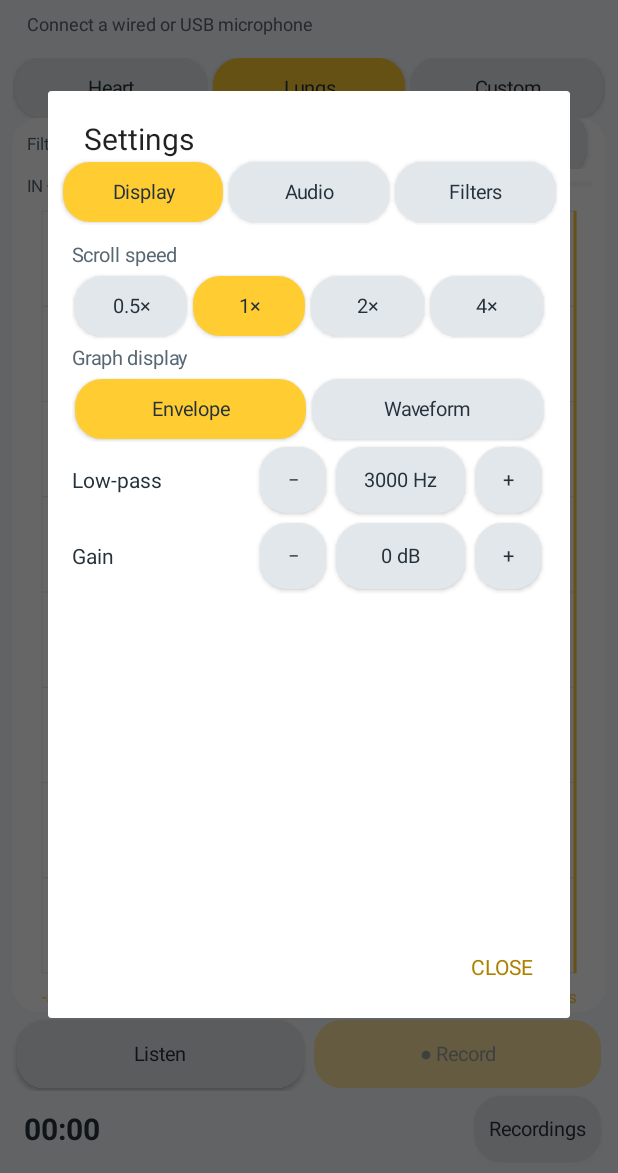
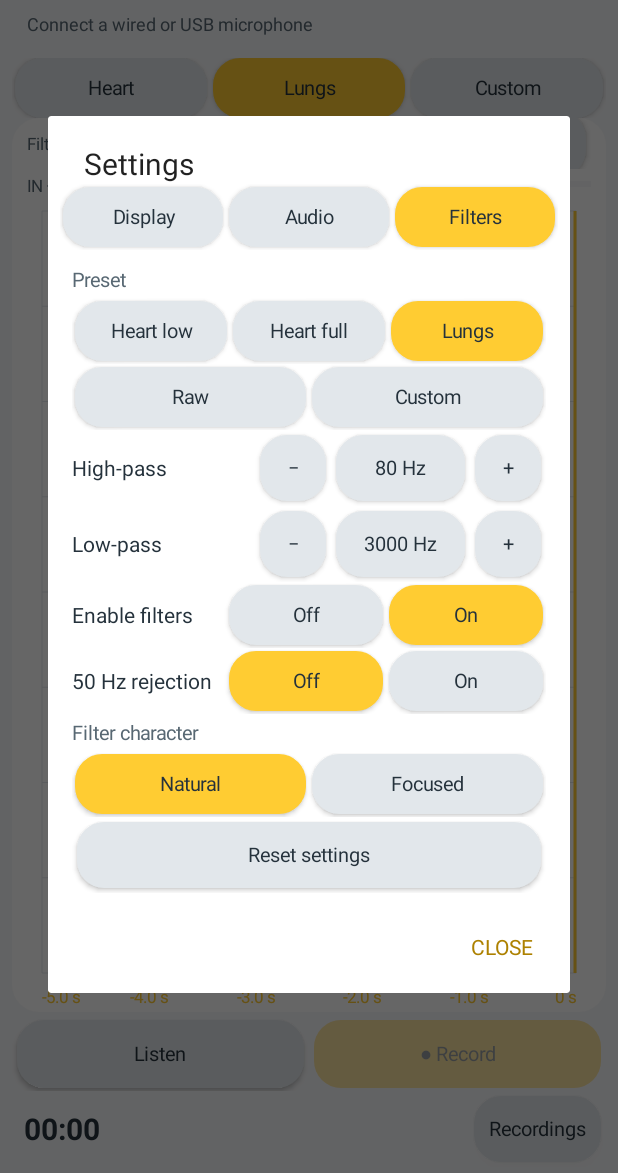
Before and after one commit to Orbivia/AcCorps, an Android app: the screen it shows after launch (MainActivity), after a tap on "Custom", on a phone screen of 412 x 824 dp, the part 63-1236 px from its top. Run offline under Robolectric (Android 15) with nearby library versions, the phone set to English and light mode, and no system bars; 12 statements that could not run were skipped; 2 other taps on this screen came first.

Commit message:
Organize Audio pitch and gain controls, filters and compact modal sizing

```diff
--- a/app/src/main/java/fr/orbivia/accorps/MainActivity.java
+++ b/app/src/main/java/fr/orbivia/accorps/MainActivity.java
@@ -77,7 +77,7 @@ public final class MainActivity extends Activity {
   };
   quickModes[0].setOnClickListener(v->quickPreset(false));
   quickModes[1].setOnClickListener(v->quickPreset(true));
-  quickModes[2].setOnClickListener(v->settings());
+  quickModes[2].setOnClickListener(v->settings(2));
   refreshQuickModes();
   LinearLayout chart=column();chart.setBackground(shape(surface));chart.setPadding(dp(10),0,dp(10),0);scopePanel.addView(chart,new LinearLayout.LayoutParams(-1,0,1));
   LinearLayout chartHeader=new LinearLayout(this);chartHeader.setGravity(Gravity.CENTER_VERTICAL);chart.addView(chartHeader,new LinearLayout.LayoutParams(-1,dp(34)));
@@ -152,24 +152,30 @@ public final class MainActivity extends Activity {
   levelInfo.setText(clipped?s(R.string.input_clipped):limited?s(R.string.output_limited):s(R.string.input_db,db));
   levelInfo.setTextColor(clipped||limited?0xFFE65A53:muted);
  }
- private void settings(){
+ private void settings(){settings(0);}
+ private void settings(int initialTab){
   LinearLayout container=column();
   LinearLayout tabs=new LinearLayout(this);tabs.setPadding(dp(8),0,dp(8),dp(3));container.addView(tabs);
   LinearLayout panel=column();panel.setPadding(dp(16),dp(4),dp(16),dp(8));
   LinearLayout displayPanel=column(),audioPanel=column(),filtersPanel=column();
   panel.addView(displayPanel);panel.addView(audioPanel);panel.addView(filtersPanel);
   ScrollView scroller=new ScrollView(this);scroller.setVerticalScrollBarEnabled(false);scroller.addView(panel);
-  container.addView(scroller,new LinearLayout.LayoutParams(-1,Math.min(dp(460),getResources().getDisplayMetrics().heightPixels-dp(220))));
+  int availableHeight=Math.max(dp(160),getResources().getDisplayMetrics().heightPixels-dp(220));
+   int[] panelHeights={dp(174),dp(394),dp(430)};
+   container.addView(scroller,new LinearLayout.LayoutParams(-1,Math.min(panelHeights[initialTab],availableHeight)));
   Button[] sectionButtons=new Button[3];
   int[] sectionLabels={R.string.section_display,R.string.section_audio,R.string.section_filters};
-  for(int i=0;i<3;i++){final int index=i;sectionButtons[i]=choice(s(sectionLabels[i]),tabs,i==0);sectionButtons[i].setOnClickListener(v->{
+  for(int i=0;i<3;i++){final int index=i;sectionButtons[i]=choice(s(sectionLabels[i]),tabs,i==initialTab);sectionButtons[i].setOnClickListener(v->{
    displayPanel.setVisibility(index==0?View.VISIBLE:View.GONE);
    audioPanel.setVisibility(index==1?View.VISIBLE:View.GONE);
    filtersPanel.setVisibility(index==2?View.VISIBLE:View.GONE);
    for(int j=0;j<3;j++)selected(sectionButtons[j],j==index);
-   scroller.scrollTo(0,0);
+   scroller.setLayoutParams(new LinearLayout.LayoutParams(-1,Math.min(panelHeights[index],availableHeight)));
+    scroller.scrollTo(0,0);
   });}
-  audioPanel.setVisibility(View.GONE);filtersPanel.setVisibility(View.GONE);
+    displayPanel.setVisibility(initialTab==0?View.VISIBLE:View.GONE);
+   audioPanel.setVisibility(initialTab==1?View.VISIBLE:View.GONE);
+   filtersPanel.setVisibility(initialTab==2?View.VISIBLE:View.GONE);
   AlertDialog dialog=new AlertDialog.Builder(this).setTitle(R.string.scope_settings).setView(container).setPositiveButton(R.string.close,null).create();
   displayPanel.addView(text(s(R.string.scroll_speed),13,muted));LinearLayout speeds=new LinearLayout(this);displayPanel.addView(speeds);Button[] speedButtons=new Button[4];double[] choices={.5,1,2,4};
   for(int i=0;i<4;i++){final double value=choices[i];speedButtons[i]=choice(formatSpeed(value)+"×",speeds,scrollSpeed==value);speedButtons[i].setOnClickListener(v->{scrollSpeed=value;scope.setSpeed(value);persistSettings();for(int j=0;j<4;j++)selected(speedButtons[j],choices[j]==scrollSpeed);});}
@@ -177,6 +183,27 @@ public final class MainActivity extends Activity {
   Button envelopeButton=choice(s(R.string.envelope),graphModes,envelopeDisplay),waveformButton=choice(s(R.string.waveform),graphModes,!envelopeDisplay);
   envelopeButton.setOnClickListener(v->{envelopeDisplay=true;scope.setEnvelopeMode(true);selected(envelopeButton,true);selected(waveformButton,false);persistSettings();});
   waveformButton.setOnClickListener(v->{envelopeDisplay=false;scope.setEnvelopeMode(false);selected(envelopeButton,false);selected(waveformButton,true);persistSettings();});
+   LinearLayout pitchRow=settingRow(audioPanel,s(R.string.pitch_shift));
+   Button pitchOff=choice(s(R.string.off),pitchRow,!engine.pitchEnabled),
+          pitchOn=choice(s(R.string.on),pitchRow,engine.pitchEnabled);
+   pitchOff.setOnClickListener(v->{engine.pitchEnabled=false;selected(pitchOff,true);selected(pitchOn,false);persistSettings();refreshCompare();});
+   pitchOn.setOnClickListener(v->{engine.pitchEnabled=true;selected(pitchOff,false);selected(pitchOn,true);persistSettings();refreshCompare();});
+   TextView pitchWarning=text(s(R.string.pitch_experimental),11,muted);
+   pitchWarning.setPadding(0,0,0,dp(8));audioPanel.addView(pitchWarning);
+   TextView[] pitchValues=new TextView[2];
+   Runnable refreshPitch=()->{
+    pitchValues[0].setText(String.format(Locale.ROOT,"×%.1f",engine.pitchFactor));
+    pitchValues[1].setText(engine.pitchMix+" %");persistSettings();refreshCompare();
+   };
+   stepper(audioPanel,R.string.pitch_factor,pitchValues,0,
+    ()->{engine.pitchFactor=Math.round(Math.max(1,engine.pitchFactor-.1)*10)/10.0;refreshPitch.run();},
+    ()->{engine.pitchFactor=Math.round(Math.min(5,engine.pitchFactor+.1)*10)/10.0;refreshPitch.run();},
+    ()->enterPitchValue(true,refreshPitch));
+   stepper(audioPanel,R.string.pitch_mix,pitchValues,1,
+    ()->{engine.pitchMix=Math.max(0,engine.pitchMix-10);refreshPitch.run();},
+    ()->{engine.pitchMix=Math.min(100,engine.pitchMix+10);refreshPitch.run();},
+    ()->enterPitchValue(false,refreshPitch));
+   refreshPitch.run();
   audioPanel.addView(text(s(R.string.audio_output),13,muted));LinearLayout outputs=new LinearLayout(this);audioPanel.addView(outputs);
   AudioChannels.Mode[] channelModes={AudioChannels.Mode.LEFT,AudioChannels.Mode.RIGHT,AudioChannels.Mode.STEREO};
   int[] channelLabels={R.string.left_only,R.string.right_only,R.string.stereo};Button[] outputButtons=new Button[3];
@@ -194,8 +221,8 @@ public final class MainActivity extends Activity {
   Runnable refresh=()->{Dsp.Settings d=engine.settings;values[0].setText(s(R.string.hz_value,(int)d.lowHz));values[1].setText(s(R.string.hz_value,(int)d.highHz));values[2].setText(s(R.string.db_value,(int)d.gainDb));persistSettings();};
   Runnable manual=()->{for(int j=0;j<5;j++)selected(presets[j],j==(!engine.settings.enabled?3:4));refresh.run();};
   stepper(filtersPanel,R.string.high_pass_short,values,0,()->adjust(0,-5,manual),()->adjust(0,5,manual),()->enterValue(0,manual));
-  stepper(panel,R.string.low_pass_short,values,1,()->adjust(1,-50,manual),()->adjust(1,50,manual),()->enterValue(1,manual));
-  stepper(panel,R.string.gain_short,values,2,()->adjust(2,-1,manual),()->adjust(2,1,manual),()->enterValue(2,manual));
+  stepper(filtersPanel,R.string.low_pass_short,values,1,()->adjust(1,-50,manual),()->adjust(1,50,manual),()->enterValue(1,manual));
+  stepper(audioPanel,R.string.gain_short,values,2,()->adjust(2,-1,manual),()->adjust(2,1,manual),()->enterValue(2,manual));
   LinearLayout enabledRow=settingRow(filtersPanel,s(R.string.filters_enabled));Button[] enabledButtons={choice(s(R.string.off),enabledRow,!engine.settings.enabled),choice(s(R.string.on),enabledRow,engine.settings.enabled)};
   LinearLayout notchRow=settingRow(filtersPanel,s(R.string.notch_short));Button[] notchButtons={choice(s(R.string.off),notchRow,!engine.settings.notch),choice(s(R.string.on),notchRow,engine.settings.notch)};
   for(int i=0;i<2;i++){final boolean on=i==1;enabledButtons[i].setOnClickListener(v->{Dsp.Settings d=engine.settings;engine.settings=new Dsp.Settings(d.lowHz,d.highHz,d.gainDb,on,d.notch,d.focused);selected(enabledButtons[0],!on);selected(enabledButtons[1],on);manual.run();});notchButtons[i].setOnClickListener(v->{Dsp.Settings d=engine.settings;engine.settings=new Dsp.Settings(d.lowHz,d.highHz,d.gainDb,d.enabled,on,d.focused);selected(notchButtons[0],!on);selected(notchButtons[1],on);manual.run();});}
@@ -208,10 +235,28 @@ public final class MainActivity extends Activity {
   Button naturalButton=choice(s(R.string.natural),filterStyles,!engine.settings.focused),focusedButton=choice(s(R.string.focused),filterStyles,engine.settings.focused);
   naturalButton.setOnClickListener(v->{Dsp.Settings d=engine.settings;engine.settings=new Dsp.Settings(d.lowHz,d.highHz,d.gainDb,d.enabled,d.notch,false);selected(naturalButton,true);selected(focusedButton,false);persistSettings();});
   focusedButton.setOnClickListener(v->{Dsp.Settings d=engine.settings;engine.settings=new Dsp.Settings(d.lowHz,d.highHz,d.gainDb,d.enabled,d.notch,true);selected(naturalButton,false);selected(focusedButton,true);persistSettings();});
-  button(s(R.string.reset),filtersPanel,false).setOnClickListener(v->{engine.settings=new Dsp.Settings(Dsp.HEART_LOW_HZ,Dsp.HEART_HIGH_HZ,0,true,false,false);engine.outputMode=AudioChannels.Mode.LEFT;engine.rawCapture=true;scrollSpeed=1;scope.setSpeed(1);envelopeDisplay=true;scope.setEnvelopeMode(true);persistSettings();dialog.dismiss();settings();});refresh.run();dialog.show();android.util.DisplayMetrics metrics=getResources().getDisplayMetrics();dialog.getWindow().setLayout(Math.min(dp(440),metrics.widthPixels-dp(32)),Math.min(dp(650),metrics.heightPixels-dp(76)));
+  button(s(R.string.reset),filtersPanel,false).setOnClickListener(v->{engine.settings=new Dsp.Settings(Dsp.HEART_LOW_HZ,Dsp.HEART_HIGH_HZ,0,true,false,false);engine.outputMode=AudioChannels.Mode.LEFT;engine.rawCapture=true;engine.pitchEnabled=false;engine.pitchFactor=3;engine.pitchMix=100;scrollSpeed=1;scope.setSpeed(1);envelopeDisplay=true;scope.setEnvelopeMode(true);persistSettings();dialog.dismiss();settings(2);});refresh.run();dialog.show();android.util.DisplayMetrics metrics=getResources().getDisplayMetrics();dialog.getWindow().setLayout(Math.min(dp(440),metrics.widthPixels-dp(32)),WindowManager.LayoutParams.WRAP_CONTENT);
  }
  private void adjust(int field,int delta,Runnable refresh){Dsp.Settings d=engine.settings;double low=d.lowHz,high=d.highHz,gain=d.gainDb;if(field==0)low=Math.max(10,Math.min(Math.min(500,high-20),low+delta));else if(field==1)high=Math.max(Math.max(100,low+20),Math.min(4000,high+delta));else gain=Math.max(-12,Math.min(36,gain+delta));engine.settings=new Dsp.Settings(low,high,gain,d.enabled,d.notch,d.focused);refresh.run();}
  private void enterValue(int field,Runnable refresh){Dsp.Settings d=engine.settings;int minimum=field==0?10:field==1?(int)Math.max(100,d.lowHz+20):-12,maximum=field==0?(int)Math.min(500,d.highHz-20):field==1?4000:36;EditText input=new EditText(this);input.setSingleLine();input.setInputType(InputType.TYPE_CLASS_NUMBER|(field==2?InputType.TYPE_NUMBER_FLAG_SIGNED:0));input.setText(String.valueOf((int)(field==0?d.lowHz:field==1?d.highHz:d.gainDb)));AlertDialog dialog=new AlertDialog.Builder(this).setTitle(s(R.string.value_title,s(field==0?R.string.high_pass_short:field==1?R.string.low_pass_short:R.string.gain_short))).setView(input).setNegativeButton(R.string.cancel,null).setPositiveButton(R.string.save,null).create();dialog.setOnShowListener(v->dialog.getButton(AlertDialog.BUTTON_POSITIVE).setOnClickListener(w->{try{int value=Integer.parseInt(input.getText().toString());if(value<minimum||value>maximum)throw new NumberFormatException();Dsp.Settings old=engine.settings;engine.settings=new Dsp.Settings(field==0?value:old.lowHz,field==1?value:old.highHz,field==2?value:old.gainDb,old.enabled,old.notch,old.focused);refresh.run();dialog.dismiss();}catch(NumberFormatException e){input.setError(s(R.string.value_invalid,minimum,maximum));}}));dialog.show();}
+ private void enterPitchValue(boolean factor,Runnable refresh){
+  EditText field=new EditText(this);field.setSingleLine(true);
+  field.setInputType(InputType.TYPE_CLASS_NUMBER|(factor?InputType.TYPE_NUMBER_FLAG_DECIMAL:0));
+  field.setText(factor?String.format(Locale.ROOT,"%.1f",engine.pitchFactor):String.valueOf(engine.pitchMix));
+  int title=factor?R.string.pitch_factor:R.string.pitch_mix;
+  AlertDialog d=new AlertDialog.Builder(this).setTitle(title).setView(field)
+    .setNegativeButton(R.string.cancel,null).setPositiveButton(R.string.save,null).create();
+  d.setOnShowListener(v->d.getButton(AlertDialog.BUTTON_POSITIVE).setOnClickListener(w->{
+   try{
+    double parsed=Double.parseDouble(field.getText().toString().trim());
+    if(!Double.isFinite(parsed)||parsed<(factor?1:0)||parsed>(factor?5:100))throw new NumberFormatException();
+    if(factor)engine.pitchFactor=Math.round(parsed*10)/10.0;
+    else engine.pitchMix=(int)Math.round(parsed);
+    refresh.run();d.dismiss();
+   }catch(NumberFormatException error){field.setError(factor?s(R.string.pitch_invalid):s(R.string.mix_invalid));}
+  }));
+  d.show();
+ }
  private LinearLayout settingRow(LinearLayout panel,String label){LinearLayout row=new LinearLayout(this);row.setGravity(Gravity.CENTER_VERTICAL);panel.addView(row);TextView title=text(label,14,fg);row.addView(title,new LinearLayout.LayoutParams(0,-2,1));return row;}
  private void stepper(LinearLayout panel,int label,TextView[] values,int index,Runnable minus,Runnable plus,Runnable edit){LinearLayout row=settingRow(panel,s(label));button("−",row,false).setOnClickListener(v->minus.run());Button value=button("",row,false);values[index]=value;value.setMinWidth(dp(86));value.setContentDescription(s(label));value.setOnClickListener(v->edit.run());button("+",row,false).setOnClickListener(v->plus.run());}
  private void terms(){
```
